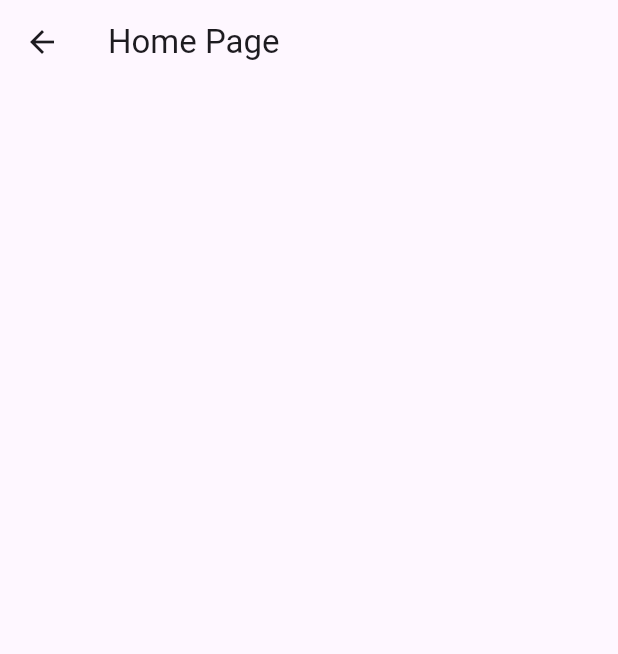
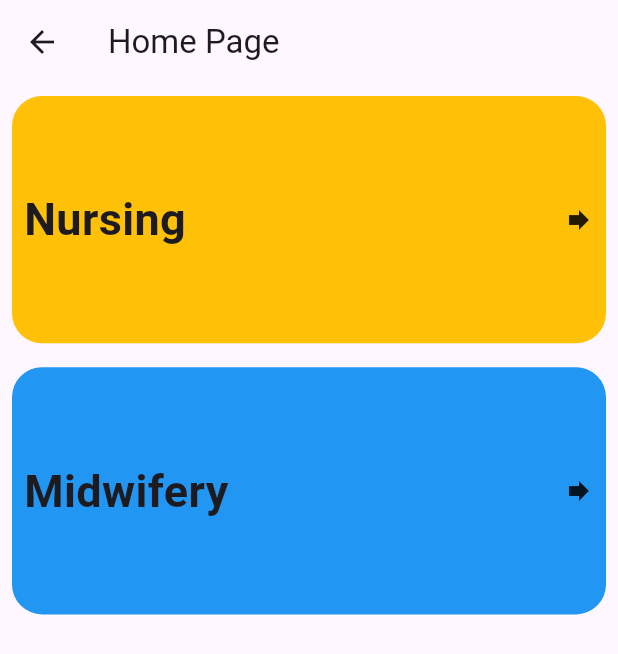
Before and after one commit to maisamsidd/CBT-NURSING-MOBILE, a Flutter app: the Home_Page screen opened directly, on a phone screen of 412 x 824 dp. Shown: the top 654 px of the screen. Run offline on Flutter 3.47's test engine with Material 3 defaults, Android fonts, the light colour scheme and no system bars; our stand-ins replace firebase_auth, firebase_core, get; accounts and stored records are empty.

Commit message:
sec, main sec, quiz added

```diff
--- a/lib/Controller/auth_controller/auth_controller.dart
+++ b/lib/Controller/auth_controller/auth_controller.dart
@@ -1,6 +1,5 @@
 import 'package:cbt_nursing_app/View/Home_Page/Home_Page.dart';
 import 'package:firebase_auth/firebase_auth.dart';
-import 'package:flutter/material.dart';
 import 'package:get/get_core/src/get_main.dart';
 import 'package:get/get_navigation/get_navigation.dart';
 
--- a/lib/View/Authentication/signup_page.dart
+++ b/lib/View/Authentication/signup_page.dart
@@ -4,7 +4,6 @@ import 'package:cbt_nursing_app/Widgets/LoginSignUp/LoginSignupTextFields.dart';
 import 'package:cbt_nursing_app/main.dart';
 import 'package:cbt_nursing_app/utils/App_Colors/App_Colors.dart';
 import 'package:flutter/material.dart';
-import 'package:get/get.dart';
 
 class SignupPage extends StatefulWidget {
   const SignupPage({super.key});
--- a/lib/View/Home_Page/Home_Page.dart
+++ b/lib/View/Home_Page/Home_Page.dart
@@ -1,10 +1,79 @@
 import 'package:flutter/material.dart';
 
-class Home_Page extends StatelessWidget {
+class Home_Page extends StatefulWidget {
   const Home_Page({super.key});
 
   @override
+  State<Home_Page> createState() => _Home_PageState();
+}
+
+class _Home_PageState extends State<Home_Page> {
+  @override
   Widget build(BuildContext context) {
-    return Scaffold(appBar: AppBar(title: Text("Home Page")));
+    final mq = MediaQuery.of(context).size;
+    return Scaffold(
+      appBar: AppBar(title: Text("Home Page")),
+
+      body: Center(
+        child: Column(
+          children: [
+            Padding(
+              padding: const EdgeInsets.all(8.0),
+              child: Container(
+                width: mq.width * 1,
+                height: mq.height * 0.2,
+                decoration: BoxDecoration(
+                  color: Colors.amber,
+                  borderRadius: BorderRadius.circular(20),
+                ),
+                child: Padding(
+                  padding: const EdgeInsets.all(8.0),
+                  child: Row(
+                    mainAxisAlignment: MainAxisAlignment.spaceBetween,
+                    children: [
+                      Text(
+                        "Nursing",
+                        style: TextStyle(
+                          fontSize: 30,
+                          fontWeight: FontWeight.bold,
+                        ),
+                      ),
+                      Icon(Icons.forward, size: 20),
+                    ],
+                  ),
+                ),
+              ),
+            ),
+            Padding(
+              padding: const EdgeInsets.all(8.0),
+              child: Container(
+                width: mq.width * 1,
+                height: mq.height * 0.2,
+                decoration: BoxDecoration(
+                  color: Colors.blue,
+                  borderRadius: BorderRadius.circular(20),
+                ),
+                child: Padding(
+                  padding: const EdgeInsets.all(8.0),
+                  child: Row(
+                    mainAxisAlignment: MainAxisAlignment.spaceBetween,
+                    children: [
+                      Text(
+                        "Midwifery",
+                        style: TextStyle(
+                          fontSize: 30,
+                          fontWeight: FontWeight.bold,
+                        ),
+                      ),
+                      Icon(Icons.forward, size: 20),
+                    ],
+                  ),
+                ),
+              ),
+            ),
+          ],
+        ),
+      ),
+    );
   }
 }
```
Also changed, not shown: lib/Model/UserModel.dart (+5 -5 lines), lib/Model/quizModel.dart (added, +41 -0 lines), lib/View/Authentication/login_page.dart (+12 -16 lines), lib/View/Home_Page/Subsections.dart (added, +42 -0 lines), lib/View/QuizPage/Quiz_Page.dart (added, +252 -0 lines), lib/main.dart (+6 -2 lines), pubspec.lock.
